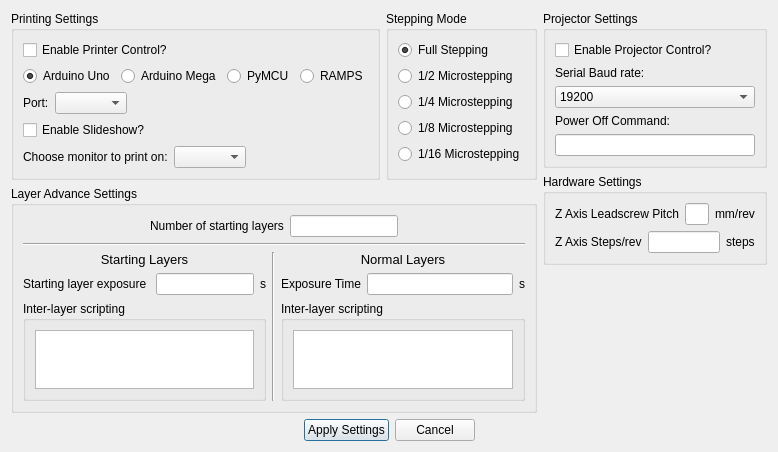
First picture: the form in settingsdialog.ui, repository wrekr/3dlp-host-software, before the edit.
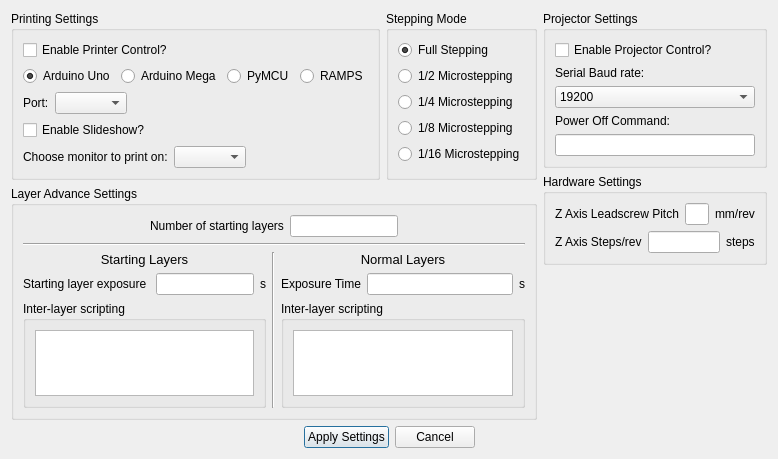
Second picture: the form after the edit.

```diff
--- a/settingsdialog.ui
+++ b/settingsdialog.ui
@@ -7,7 +7,7 @@
     <x>0</x>
     <y>0</y>
     <width>742</width>
-    <height>452</height>
+    <height>459</height>
    </rect>
   </property>
   <property name="windowTitle">
```
